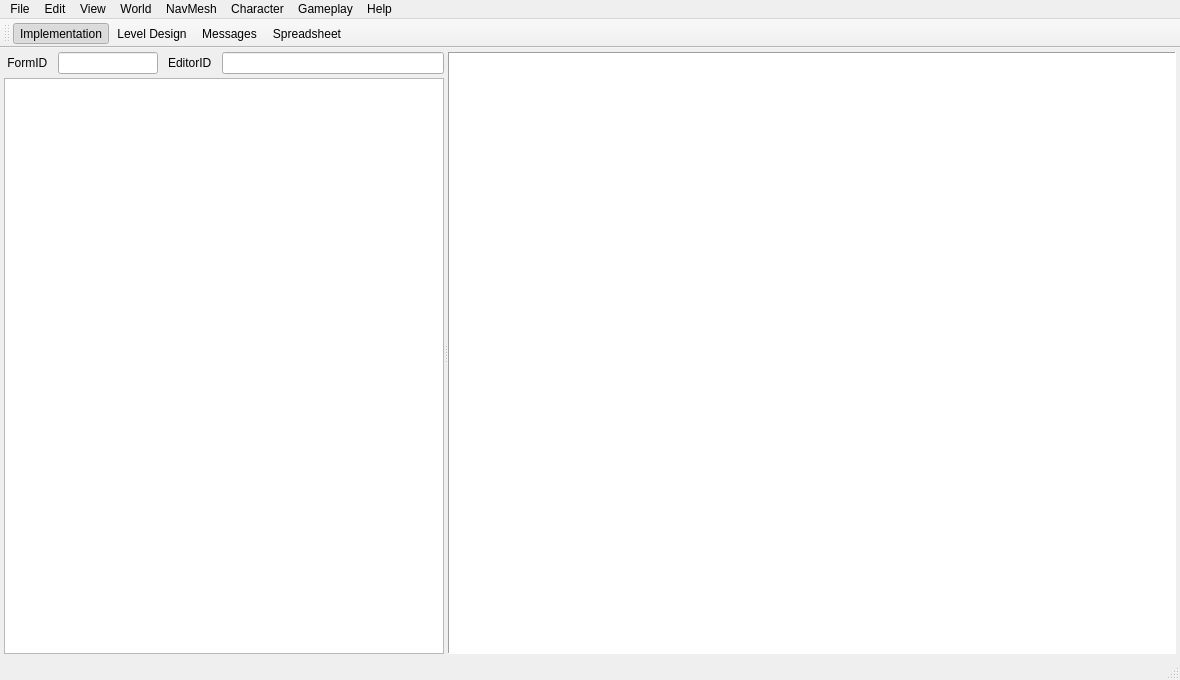
Qt form src/ui/mainwindow.ui (Open-CK/OpenCK) before a commit.
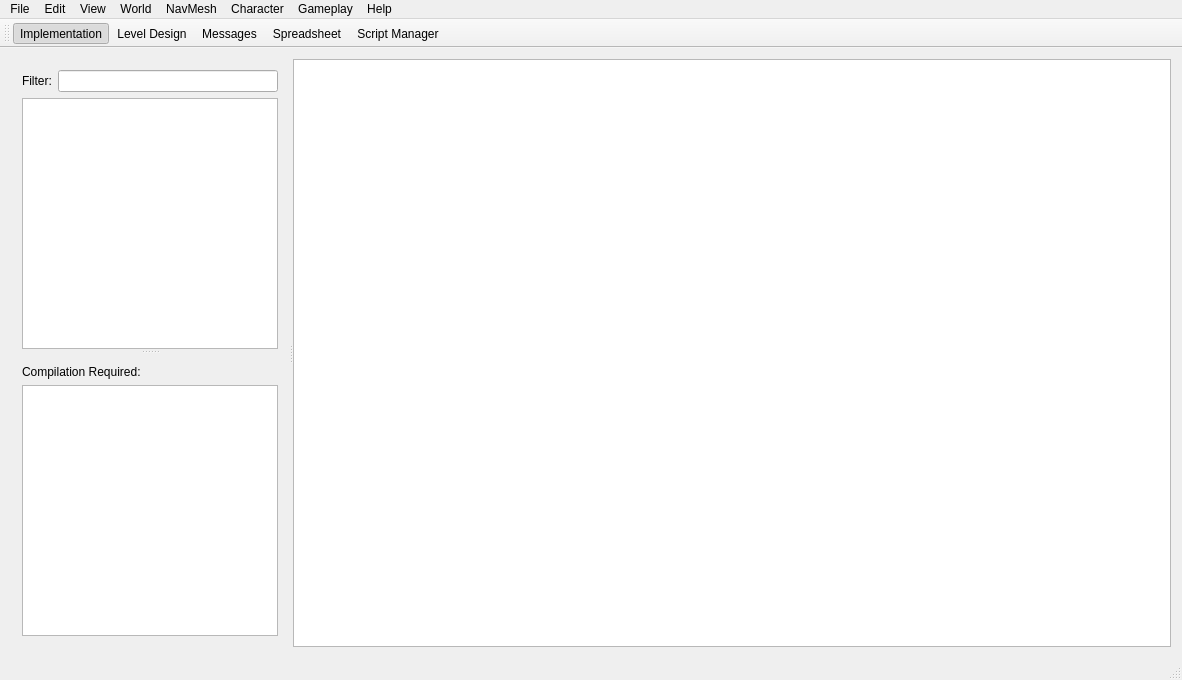
The same form after that commit. The open tabs and pages were chosen to show the change. Icons and pictures are not drawn.

Commit message: Initial ScriptManager proposal

Patch:
```diff
--- a/src/ui/mainwindow.ui
+++ b/src/ui/mainwindow.ui
@@ -6,7 +6,7 @@
    <rect>
     <x>0</x>
     <y>0</y>
-    <width>1180</width>
+    <width>1182</width>
     <height>680</height>
    </rect>
   </property>
@@ -40,7 +40,7 @@
     <item>
      <widget class="QStackedWidget" name="stackedWidgetViewMode">
       <property name="currentIndex">
-       <number>0</number>
+       <number>4</number>
       </property>
       <widget class="QWidget" name="pageImplementationView">
        <layout class="QVBoxLayout" name="verticalLayout_11">
@@ -592,6 +592,142 @@
         </item>
        </layout>
       </widget>
+      <widget class="QWidget" name="pageScriptManager">
+       <layout class="QHBoxLayout" name="horizontalLayout_5">
+        <item>
+         <widget class="QSplitter" name="splitter_6">
+          <property name="orientation">
+           <enum>Qt::Horizontal</enum>
+          </property>
+          <widget class="QSplitter" name="splitter_2">
+           <property name="sizePolicy">
+            <sizepolicy hsizetype="Preferred" vsizetype="Preferred">
+             <horstretch>0</horstretch>
+             <verstretch>0</verstretch>
+            </sizepolicy>
+           </property>
+           <property name="styleSheet">
+            <string notr="true">QSplitter[orientation=&quot;2&quot;]::handle {
+	border: 1px dashed black;
+	margin: 1px 50px;	
+	min-height: 10px;
+	max-height: 10px;
+}</string>
+           </property>
+           <property name="frameShape">
+            <enum>QFrame::NoFrame</enum>
+           </property>
+           <property name="orientation">
+            <enum>Qt::Vertical</enum>
+           </property>
+           <property name="opaqueResize">
+            <bool>true</bool>
+           </property>
+           <property name="handleWidth">
+            <number>5</number>
+           </property>
+           <property name="childrenCollapsible">
+            <bool>true</bool>
+           </property>
+           <widget class="QWidget" name="">
+            <layout class="QVBoxLayout" name="verticalLayout_5" stretch="0,0">
+             <property name="spacing">
+              <number>6</number>
+             </property>
+             <property name="sizeConstraint">
+              <enum>QLayout::SetDefaultConstraint</enum>
+             </property>
+             <property name="bottomMargin">
+              <number>0</number>
+             </property>
+             <item>
+              <layout class="QHBoxLayout" name="horizontalLayout_4">
+               <item>
+                <widget class="QLabel" name="labelFilter">
+                 <property name="sizePolicy">
+                  <sizepolicy hsizetype="Fixed" vsizetype="Fixed">
+                   <horstretch>0</horstretch>
+                   <verstretch>0</verstretch>
+                  </sizepolicy>
+                 </property>
+                 <property name="text">
+                  <string>Filter:</string>
+                 </property>
+                </widget>
+               </item>
+               <item>
+                <widget class="QLineEdit" name="lineEditScriptFilter">
+                 <property name="sizePolicy">
+                  <sizepolicy hsizetype="Minimum" vsizetype="Fixed">
+                   <horstretch>0</horstretch>
+                   <verstretch>0</verstretch>
+                  </sizepolicy>
+                 </property>
+                </widget>
+               </item>
+              </layout>
+             </item>
+             <item>
+              <widget class="QTreeView" name="treeViewScripts">
+               <property name="sizePolicy">
+                <sizepolicy hsizetype="Minimum" vsizetype="Expanding">
+                 <horstretch>0</horstretch>
+                 <verstretch>1</verstretch>
+                </sizepolicy>
+               </property>
+               <property name="minimumSize">
+                <size>
+                 <width>0</width>
+                 <height>0</height>
+                </size>
+               </property>
+              </widget>
+             </item>
+            </layout>
+           </widget>
+           <widget class="QWidget" name="">
+            <layout class="QVBoxLayout" name="verticalLayout_6">
+             <item>
+              <widget class="QLabel" name="labelScriptCompilation">
+               <property name="sizePolicy">
+                <sizepolicy hsizetype="Fixed" vsizetype="Fixed">
+                 <horstretch>0</horstretch>
+                 <verstretch>0</verstretch>
+                </sizepolicy>
+               </property>
+               <property name="text">
+                <string>Compilation Required:</string>
+               </property>
+              </widget>
+             </item>
+             <item>
+              <widget class="QTreeView" name="treeViewScriptsCompile">
+               <property name="sizePolicy">
+                <sizepolicy hsizetype="Minimum" vsizetype="Preferred">
+                 <horstretch>0</horstretch>
+                 <verstretch>0</verstretch>
+                </sizepolicy>
+               </property>
+               <property name="frameShape">
+                <enum>QFrame::StyledPanel</enum>
+               </property>
+              </widget>
+             </item>
+            </layout>
+           </widget>
+          </widget>
+          <widget class="QTextEdit" name="textEditScriptEditor">
+           <property name="sizePolicy">
+            <sizepolicy hsizetype="Expanding" vsizetype="Expanding">
+             <horstretch>1</horstretch>
+             <verstretch>0</verstretch>
+            </sizepolicy>
+           </property>
+          </widget>
+         </widget>
+        </item>
+       </layout>
+      </widget>
      </widget>
     </item>
    </layout>
@@ -608,14 +744,15 @@
    <addaction name="actionLevelDesign"/>
    <addaction name="actionMessages"/>
    <addaction name="actionSpreadsheet"/>
+   <addaction name="actionScriptManager"/>
   </widget>
   <widget class="QMenuBar" name="menuBar">
    <property name="geometry">
     <rect>
      <x>0</x>
      <y>0</y>
-     <width>1180</width>
-     <height>20</height>
+     <width>1182</width>
+     <height>21</height>
     </rect>
    </property>
    <widget class="QMenu" name="menuFile">
@@ -1764,6 +1901,21 @@
     <string>Spreadsheet</string>
    </property>
   </action>
+  <action name="actionScriptManager">
+   <property name="checkable">
+    <bool>true</bool>
+   </property>
+   <property name="icon">
+    <iconset resource="../../res/resources.qrc">
+     <normaloff>:/viewmode/spreadsheet.svg</normaloff>:/viewmode/spreadsheet.svg</iconset>
+   </property>
+   <property name="text">
+    <string>Script Manager</string>
+   </property>
+   <property name="toolTip">
+    <string>Papyrus Script Manager</string>
+   </property>
+  </action>
  </widget>
  <layoutdefault spacing="6" margin="11"/>
  <resources>
```
Left out of the diff: 2 changed lines with no effect on the pictures. The commit also changes 2 other files.
